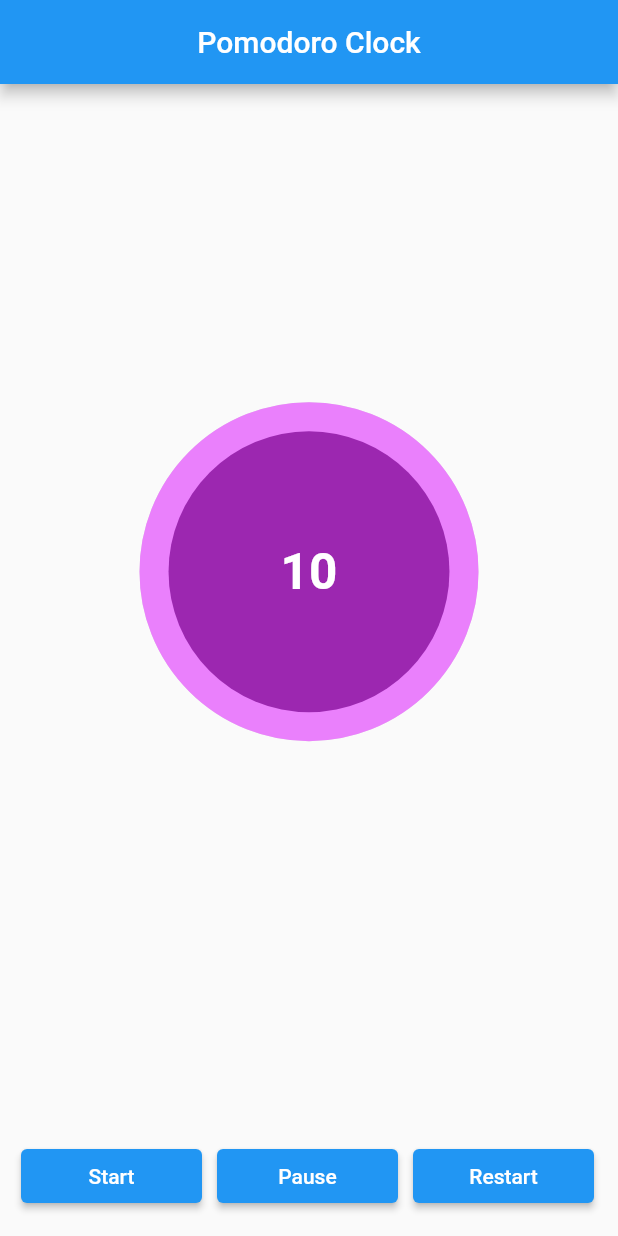
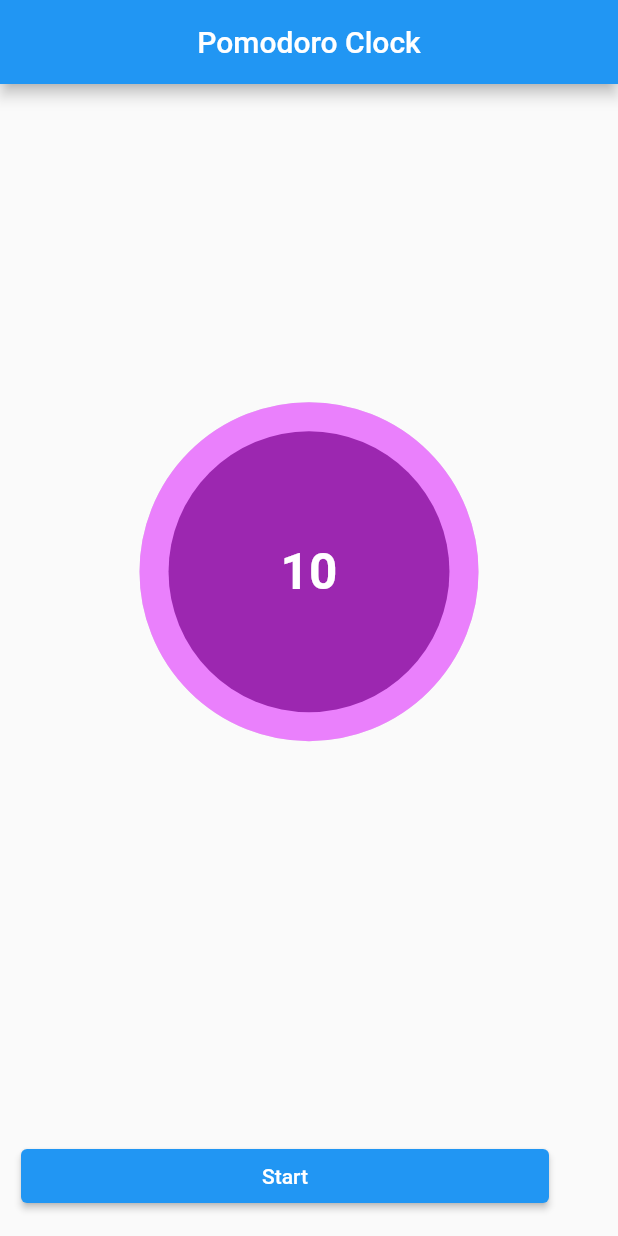
Before and after one commit to Banik1103/flutter_pomodoro_timer, a Flutter app: the screen it shows after launch, after a tap on "Start", on a phone screen of 412 x 824 dp. Run offline on Flutter 3.47's test engine with Material 2 defaults, Android fonts, the phone set to English and light mode, and no system bars; drawn by our look-alikes of circular_countdown_timer; our stand-ins replace flutter_local_notifications.

Commit message:
implemented changing buttons when timer starts

```diff
--- /dev/null
+++ b/lib/components/rows.dart
@@ -0,0 +1,63 @@
+// ignore: import_of_legacy_library_into_null_safe
+import '../main.dart';
+import 'package:flutter/material.dart';
+import '../components/buttons.dart';
+
+class ActionButton1 extends StatefulWidget {
+  @override
+  _ActionButton1State createState() => _ActionButton1State();
+}
+
+class _ActionButton1State extends State<ActionButton1> {
+  @override
+  Widget build(BuildContext context) {
+    return Row(mainAxisAlignment: MainAxisAlignment.center, children: [
+      SizedBox(width: 30),
+      ControlButton(
+        title: 'Start',
+        buttonTapped: () {
+          setState(() {
+            controller.start();
+            start = false;
+          });
+        },
+      ),
+      SizedBox(width: 30)
+    ]);
+  }
+}
+
+class ActionButton2 extends StatefulWidget {
+  @override
+  _ActionButton2State createState() => _ActionButton2State();
+}
+
+class _ActionButton2State extends State<ActionButton2> {
+  @override
+  Widget build(BuildContext context) {
+    return Row(mainAxisAlignment: MainAxisAlignment.center, children: [
+      SizedBox(width: 30),
+      ControlButton(
+          title: titLe,
+          buttonTapped: () {
+            if (titLe == "Pause") {
+              controller.pause();
+              setState(() {
+                titLe = "Resume";
+              });
+            } else {
+              controller.resume();
+              setState(() {
+                titLe = "Pause";
+              });
+            }
+          }),
+      SizedBox(width: 10),
+      ControlButton(
+        title: 'Restart',
+        buttonTapped: () => controller.restart(duration: duration),
+      ),
+      SizedBox(width: 30)
+    ]);
+  }
+}
--- a/lib/main.dart
+++ b/lib/main.dart
@@ -1,10 +1,20 @@
 // @dart=2.9
+import 'components/rows.dart';
 import 'package:flutter/material.dart';
 import 'package:flutter/services.dart';
 import 'package:circular_countdown_timer/circular_countdown_timer.dart';
 import 'package:flutter_local_notifications/flutter_local_notifications.dart';
 
-String _title = "Pause";
+String titLe = "Pause";
+
+Widget bodyWidget;
+
+CountDownController controller = CountDownController();
+
+int duration = 10;
+int _break = 5;
+
+bool start = true;
 
 void main() {
   runApp(MyApp());
@@ -29,10 +39,6 @@ class HomePage extends StatefulWidget {
 }
 
 class _HomePageState extends State<HomePage> {
-  CountDownController _controller = CountDownController();
-  int _duration = 10;
-  int _break = 5;
-
   bool swap = false;
 
   FlutterLocalNotificationsPlugin localNotification;
@@ -57,7 +63,7 @@ class _HomePageState extends State<HomePage> {
     var notificationDetails =
         NotificationDetails(android: androidDetails, iOS: iOSDetails);
     await localNotification.show(0, "The Pomodoro Timer started!",
-        "It will ring in $_duration minutes.", notificationDetails);
+        "It will ring in $duration minutes.", notificationDetails);
   }
 
   Future _showNotificationOnEnd() async {
@@ -73,13 +79,9 @@ class _HomePageState extends State<HomePage> {
 
   @override
   Widget build(BuildContext context) {
-    Widget bodyWidget;
-    Widget actionButton;
-
     if (swap) {
       // this should be !swap, it's swap to test push-notifications
       bodyWidget = Container();
-      actionButton = Container();
     } else {
       bodyWidget = Center(
         child: Padding(
@@ -87,13 +89,13 @@ class _HomePageState extends State<HomePage> {
               EdgeInsets.only(bottom: MediaQuery.of(context).size.height / 7),
           child: CircularCountDownTimer(
               // Countdown duration in Seconds.
-            duration: _duration,
+              duration: duration,
 
               // Countdown initial elapsed Duration in Seconds.
               initialDuration: 0,
 
               // Controls (i.e Start, Pause, Resume, Restart) the Countdown Timer.
-            controller: _controller,
+              controller: controller,
 
               // Width of the Countdown Widget.
               width: MediaQuery.of(context).size.width / 2,
@@ -150,73 +152,32 @@ class _HomePageState extends State<HomePage> {
               onStart: () {
                 setState(() {
                   _showNotificationOnStart();
-                _title = "Pause";
+                  titLe = "Pause";
                 });
               },
 
               // This Callback will execute when the Countdown Ends.
               onComplete: () {
-              // Push notification comes here
                 setState(() {
                   _showNotificationOnEnd();
                   swap = !swap;
                 });
-            },
+              }),
         ),
-        ),
-      );
-      actionButton = Row(
-        mainAxisAlignment: MainAxisAlignment.center,
-        children: [
-          SizedBox(
-            width: 30,
-          ),
-          _button(
-              title: "Start",
-              onPressed: () {
-                _controller.start();
-              }),
-          SizedBox(
-            width: 10,
-          ),
-          _button(
-              title: _title,
-              onPressed: () {
-                if (_title == "Pause") {
-                  _controller.pause();
-                  setState(() {
-                    _title = "Resume";
-                  });
-                } else {
-                  _controller.resume();
-                  setState(() {
-                    _title = "Pause";
-                  });
-                }
-              }),
-          SizedBox(
-            width: 10,
-          ),
-          _button(
-              title: "Restart",
-              onPressed: () => _controller.restart(duration: _duration))
-        ],
       );
     }
 
+    if (start) {
       return Scaffold(
           appBar: AppBar(title: Text('Pomodoro Clock'), centerTitle: true),
           body: bodyWidget,
-        floatingActionButton: actionButton);
+          floatingActionButton: ActionButton1());
+    } else {
+      start = false;
+      return Scaffold(
+          appBar: AppBar(title: Text('Pomodoro Clock'), centerTitle: true),
+          body: bodyWidget,
+          floatingActionButton: ActionButton2());
     }
   }
-
-_button({String title, VoidCallback onPressed}) {
-  return Expanded(
-      child: ElevatedButton(
-          child: Text(
-            title,
-            style: TextStyle(color: Colors.white),
-          ),
-          onPressed: onPressed));
 }
```
Also changed, not shown: lib/components/buttons.dart (renamed from lib/buttons.dart), 1 other file. Lines whose indentation alone changed are shown as unchanged.
